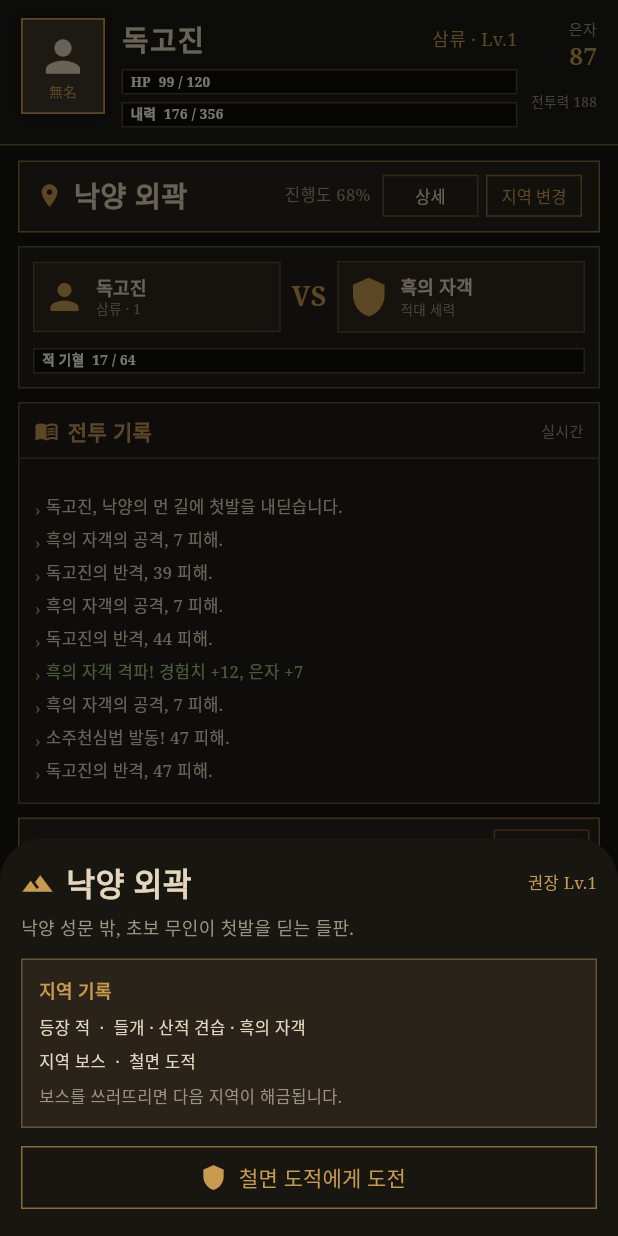
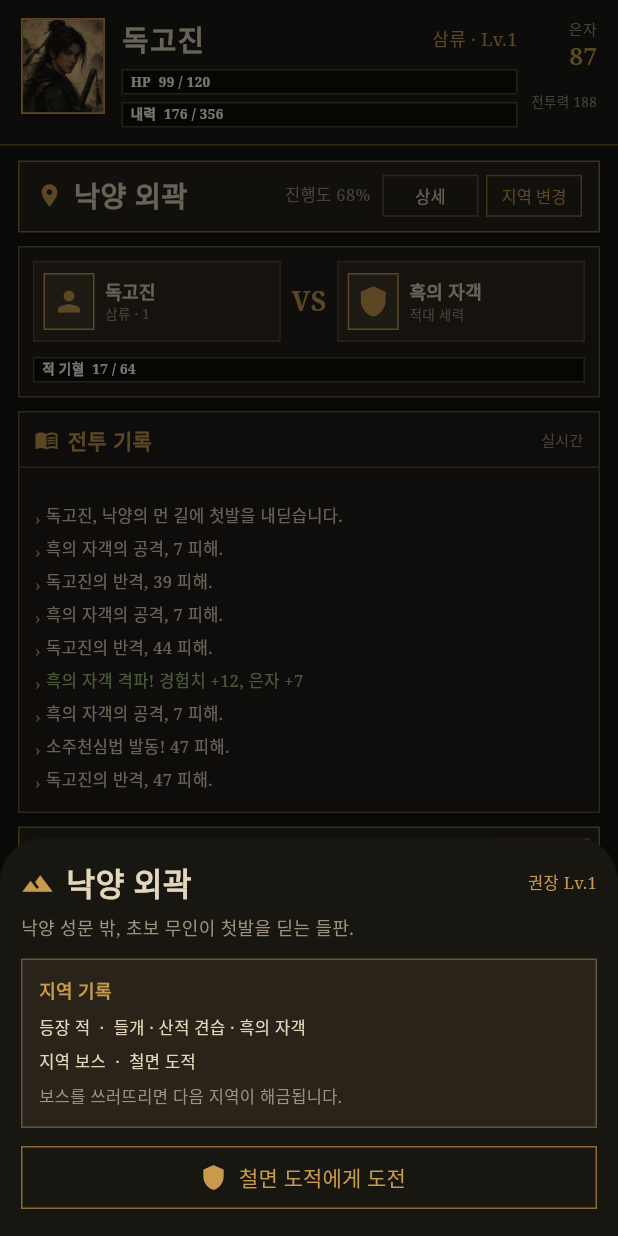
Before and after one commit to roycekim84/gangho-ilji, a Flutter app: the screen it shows after launch, after a tap on "새로운 강호를 시작한다", after a tap on "상세", on a phone screen of 412 x 824 dp. Run offline on Flutter 3.47's test engine with Material 3 defaults, Android fonts, the phone set to English and light mode, and no system bars; our stand-ins replace shared_preferences.

Commit message:
feat: add generated wuxia illustrations

```diff
--- a/lib/main.dart
+++ b/lib/main.dart
@@ -3148,12 +3148,11 @@ class MainStatus extends StatelessWidget {
                 BoxShadow(color: Colors.black54, blurRadius: 4),
               ],
             ),
-            child: const Column(
-              mainAxisAlignment: MainAxisAlignment.center,
-              children: [
-                Icon(Icons.person, color: paper, size: 34),
-                Text('無名', style: TextStyle(color: gold, fontSize: 9)),
-              ],
+            child: ClipRect(
+              child: Image.asset(
+                'assets/images/hero_wanderer.png',
+                fit: BoxFit.cover,
+              ),
             ),
           ),
           const SizedBox(width: 11),
@@ -3497,6 +3496,9 @@ class MainJianghu extends StatelessWidget {
                         icon: game.fightingBoss ? Icons.whatshot : Icons.shield,
                         title: game.foe,
                         subtitle: game.fightingBoss ? '지역 보스' : '적대 세력',
+                        imageAsset: game.fightingBoss
+                            ? 'assets/images/boss_blackwind.png'
+                            : null,
                       ),
                     ),
                   ],
@@ -3837,6 +3839,18 @@ class MainJianghu extends StatelessWidget {
                   ],
                 ),
                 const SizedBox(height: 5),
+                if (area.id == 'bamboo')
+                  Container(
+                    height: 88,
+                    decoration: BoxDecoration(
+                      border: Border.all(color: const Color(0xff665338)),
+                      image: const DecorationImage(
+                        image: AssetImage('assets/images/area_bamboo.png'),
+                        fit: BoxFit.cover,
+                      ),
+                    ),
+                  ),
+                if (area.id == 'bamboo') const SizedBox(height: 8),
                 Text(
                   area.description,
                   style: const TextStyle(
@@ -3928,10 +3942,12 @@ class _FighterBadge extends StatelessWidget {
     required this.icon,
     required this.title,
     required this.subtitle,
+    this.imageAsset,
   });
   final IconData icon;
   final String title;
   final String subtitle;
+  final String? imageAsset;
   @override
   Widget build(BuildContext context) => Container(
     padding: const EdgeInsets.symmetric(vertical: 7, horizontal: 6),
@@ -3941,7 +3957,17 @@ class _FighterBadge extends StatelessWidget {
     ),
     child: Row(
       children: [
-        Icon(icon, color: gold, size: 28),
+        Container(
+          width: 34,
+          height: 38,
+          decoration: BoxDecoration(
+            color: const Color(0xff403629),
+            border: Border.all(color: gold),
+          ),
+          child: imageAsset == null
+              ? Icon(icon, color: gold, size: 22)
+              : ClipRect(child: Image.asset(imageAsset!, fit: BoxFit.cover)),
+        ),
         const SizedBox(width: 7),
         Expanded(
           child: Column(
--- a/pubspec.yaml
+++ b/pubspec.yaml
@@ -60,6 +60,7 @@ flutter:
   uses-material-design: true
   assets:
     - assets/data/
+    - assets/images/
 
   # To add assets to your application, add an assets section, like this:
   # assets:
```
Also changed, not shown: assets/images/area_bamboo.png (added), assets/images/boss_blackwind.png (added), assets/images/hero_wanderer.png (added), 1 other file.
